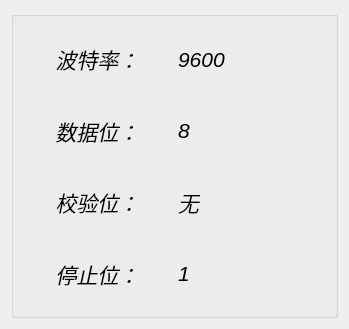
This is setting/setsystem/serialdata.ui in ChinaClever/BusBar-Qt as Qt 5 draws it before an edit. The edited form follows.
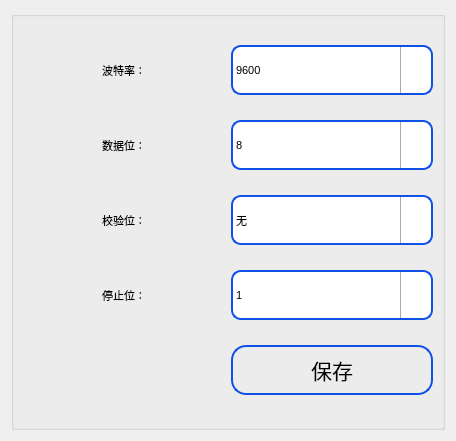
This is the edited form. Icons and pictures are not drawn.

```diff
--- a/setting/setsystem/serialdata.ui
+++ b/setting/setsystem/serialdata.ui
@@ -9,8 +9,8 @@
    <rect>
     <x>0</x>
     <y>0</y>
-    <width>349</width>
-    <height>329</height>
+    <width>456</width>
+    <height>441</height>
    </rect>
   </property>
   <property name="windowTitle">
@@ -22,21 +22,24 @@
   <layout class="QGridLayout" name="gridLayout_2">
    <item row="0" column="0">
     <widget class="QGroupBox" name="groupBox">
+     <property name="font">
+      <font>
+       <pointsize>8</pointsize>
+      </font>
+     </property>
      <property name="title">
       <string/>
      </property>
      <layout class="QGridLayout" name="gridLayout">
       <item row="0" column="0">
-       <layout class="QHBoxLayout" name="horizontalLayout">
-        <item>
          <widget class="QLabel" name="baudLab">
           <property name="enabled">
            <bool>true</bool>
           </property>
           <property name="font">
            <font>
-            <pointsize>16</pointsize>
-            <italic>true</italic>
+          <pointsize>8</pointsize>
+          <italic>false</italic>
            </font>
           </property>
           <property name="text">
@@ -47,32 +50,90 @@
           </property>
          </widget>
         </item>
-        <item>
-         <widget class="QLabel" name="baudLab_2">
-          <property name="enabled">
-           <bool>true</bool>
+      <item row="0" column="1">
+       <widget class="QComboBox" name="baudBox">
+        <property name="sizePolicy">
+         <sizepolicy hsizetype="Preferred" vsizetype="Fixed">
+          <horstretch>0</horstretch>
+          <verstretch>0</verstretch>
+         </sizepolicy>
+        </property>
+        <property name="minimumSize">
+         <size>
+          <width>0</width>
+          <height>0</height>
+         </size>
+        </property>
+        <property name="maximumSize">
+         <size>
+          <width>16777215</width>
+          <height>50</height>
+         </size>
           </property>
           <property name="font">
            <font>
-            <pointsize>16</pointsize>
-            <italic>true</italic>
-           </font>
-          </property>
+          <family>Ubuntu</family>
+          <pointsize>8</pointsize>
+          <italic>false</italic>
+          <bold>false</bold>
+         </font>
+        </property>
+        <property name="focusPolicy">
+         <enum>Qt::NoFocus</enum>
+        </property>
+        <property name="styleSheet">
+         <string notr="true">QComboBox{
+border:2px solid rgb(15,80,232);
+border-radius:10px;
+font: 8pt &quot;Ubuntu&quot;;
+}
+QComboBox::drop-down{
+subcontrol-origin:padding;
+subcontrol-position:top right;
+width:30px;
+border-left-width:1px;
+border-left-color:darkgray;
+border-left-style:solid;
+border-top-right-radius:3px;
+border-bottom-right-radius:3px;
+}
+QComboBox::down-arrow{
+image: url(:/new/prefix1/image/down.png);
+}</string>
+        </property>
+        <item>
           <property name="text">
            <string>9600</string>
           </property>
-         </widget>
-        </item>
-       </layout>
+        </item>
+        <item>
+         <property name="text">
+          <string>19200</string>
+         </property>
+        </item>
+        <item>
+         <property name="text">
+          <string>38400</string>
+         </property>
+        </item>
+        <item>
+         <property name="text">
+          <string>57600</string>
+         </property>
+        </item>
+        <item>
+         <property name="text">
+          <string>115200</string>
+         </property>
+        </item>
+       </widget>
       </item>
       <item row="1" column="0">
-       <layout class="QHBoxLayout" name="horizontalLayout_2">
-        <item>
          <widget class="QLabel" name="databitsLab">
           <property name="font">
            <font>
-            <pointsize>16</pointsize>
-            <italic>true</italic>
+          <pointsize>8</pointsize>
+          <italic>false</italic>
            </font>
           </property>
           <property name="text">
@@ -83,32 +144,82 @@
           </property>
          </widget>
         </item>
-        <item>
-         <widget class="QLabel" name="databitsLab_2">
-          <property name="enabled">
-           <bool>true</bool>
+      <item row="1" column="1">
+       <widget class="QComboBox" name="databitsBox">
+        <property name="minimumSize">
+         <size>
+          <width>0</width>
+          <height>0</height>
+         </size>
+        </property>
+        <property name="maximumSize">
+         <size>
+          <width>16777215</width>
+          <height>50</height>
+         </size>
           </property>
           <property name="font">
            <font>
-            <pointsize>16</pointsize>
-            <italic>true</italic>
-           </font>
-          </property>
+          <family>Ubuntu</family>
+          <pointsize>8</pointsize>
+          <italic>false</italic>
+          <bold>false</bold>
+         </font>
+        </property>
+        <property name="focusPolicy">
+         <enum>Qt::NoFocus</enum>
+        </property>
+        <property name="styleSheet">
+         <string notr="true">QComboBox{
+border:2px solid rgb(15,80,232);
+border-radius:10px;
+font: 8pt &quot;Ubuntu&quot;;
+}
+QComboBox::drop-down{
+subcontrol-origin:padding;
+subcontrol-position:top right;
+width:30px;
+border-left-width:1px;
+border-left-color:darkgray;
+border-left-style:solid;
+border-top-right-radius:3px;
+border-bottom-right-radius:3px;
+}
+QComboBox::down-arrow{
+image: url(:/new/prefix1/image/down.png);
+}</string>
+        </property>
+        <property name="currentIndex">
+         <number>3</number>
+        </property>
+        <item>
+         <property name="text">
+          <string>5</string>
+         </property>
+        </item>
+        <item>
+         <property name="text">
+          <string>6</string>
+         </property>
+        </item>
+        <item>
+         <property name="text">
+          <string>7</string>
+         </property>
+        </item>
+        <item>
           <property name="text">
            <string>8</string>
           </property>
-         </widget>
         </item>
-       </layout>
+       </widget>
       </item>
       <item row="2" column="0">
-       <layout class="QHBoxLayout" name="horizontalLayout_3">
-        <item>
-         <widget class="QLabel" name="checkbitsLab">
+       <widget class="QLabel" name="paritybitLab">
           <property name="font">
            <font>
-            <pointsize>16</pointsize>
-            <italic>true</italic>
+          <pointsize>8</pointsize>
+          <italic>false</italic>
            </font>
           </property>
           <property name="text">
@@ -119,32 +230,77 @@
           </property>
          </widget>
         </item>
-        <item>
-         <widget class="QLabel" name="checkbitsLab_2">
-          <property name="enabled">
-           <bool>true</bool>
+      <item row="2" column="1">
+       <widget class="QComboBox" name="paritybitBox">
+        <property name="minimumSize">
+         <size>
+          <width>0</width>
+          <height>0</height>
+         </size>
+        </property>
+        <property name="maximumSize">
+         <size>
+          <width>16777215</width>
+          <height>50</height>
+         </size>
           </property>
           <property name="font">
            <font>
-            <pointsize>16</pointsize>
-            <italic>true</italic>
-           </font>
-          </property>
+          <family>Ubuntu</family>
+          <pointsize>8</pointsize>
+          <italic>false</italic>
+          <bold>false</bold>
+         </font>
+        </property>
+        <property name="focusPolicy">
+         <enum>Qt::NoFocus</enum>
+        </property>
+        <property name="styleSheet">
+         <string notr="true">QComboBox{
+border:2px solid rgb(15,80,232);
+border-radius:10px;
+font: 8pt &quot;Ubuntu&quot;;
+}
+QComboBox::drop-down{
+subcontrol-origin:padding;
+subcontrol-position:top right;
+width:30px;
+border-left-width:1px;
+border-left-color:darkgray;
+border-left-style:solid;
+border-top-right-radius:3px;
+border-bottom-right-radius:3px;
+}
+QComboBox::down-arrow{
+image: url(:/new/prefix1/image/down.png);
+}</string>
+        </property>
+        <property name="currentIndex">
+         <number>0</number>
+        </property>
+        <item>
           <property name="text">
            <string>无</string>
           </property>
-         </widget>
-        </item>
-       </layout>
+        </item>
+        <item>
+         <property name="text">
+          <string>偶</string>
+         </property>
+        </item>
+        <item>
+         <property name="text">
+          <string>奇</string>
+         </property>
+        </item>
+       </widget>
       </item>
       <item row="3" column="0">
-       <layout class="QHBoxLayout" name="horizontalLayout_4">
-        <item>
          <widget class="QLabel" name="stopbitsLab">
           <property name="font">
            <font>
-            <pointsize>16</pointsize>
-            <italic>true</italic>
+          <pointsize>8</pointsize>
+          <italic>false</italic>
            </font>
           </property>
           <property name="text">
@@ -155,23 +311,89 @@
           </property>
          </widget>
         </item>
-        <item>
-         <widget class="QLabel" name="stopbitsLab_2">
-          <property name="enabled">
-           <bool>true</bool>
+      <item row="3" column="1">
+       <widget class="QComboBox" name="stopbitsBox">
+        <property name="minimumSize">
+         <size>
+          <width>0</width>
+          <height>0</height>
+         </size>
+        </property>
+        <property name="maximumSize">
+         <size>
+          <width>16777215</width>
+          <height>50</height>
+         </size>
           </property>
           <property name="font">
            <font>
-            <pointsize>16</pointsize>
-            <italic>true</italic>
-           </font>
-          </property>
+          <family>Ubuntu</family>
+          <pointsize>8</pointsize>
+          <italic>false</italic>
+          <bold>false</bold>
+         </font>
+        </property>
+        <property name="focusPolicy">
+         <enum>Qt::NoFocus</enum>
+        </property>
+        <property name="styleSheet">
+         <string notr="true">QComboBox{
+border:2px solid rgb(15,80,232);
+border-radius:10px;
+font: 8pt &quot;Ubuntu&quot;;
+}
+QComboBox::drop-down{
+subcontrol-origin:padding;
+subcontrol-position:top right;
+width:30px;
+border-left-width:1px;
+border-left-color:darkgray;
+border-left-style:solid;
+border-top-right-radius:3px;
+border-bottom-right-radius:3px;
+}
+QComboBox::down-arrow{
+image: url(:/new/prefix1/image/down.png);
+}</string>
+        </property>
+        <property name="currentIndex">
+         <number>0</number>
+        </property>
+        <item>
           <property name="text">
            <string>1</string>
           </property>
-         </widget>
-        </item>
-       </layout>
+        </item>
+        <item>
+         <property name="text">
+          <string>2</string>
+         </property>
+        </item>
+       </widget>
+      </item>
+      <item row="4" column="1">
+       <widget class="QPushButton" name="saveBtn">
+        <property name="minimumSize">
+         <size>
+          <width>0</width>
+          <height>50</height>
+         </size>
+        </property>
+        <property name="font">
+         <font>
+          <pointsize>16</pointsize>
+         </font>
+        </property>
+        <property name="styleSheet">
+         <string notr="true">QPushButton{
+border:2px solid rgb(15,80,232);
+border-radius:15px
+}</string>
+        </property>
+        <property name="text">
+         <string>保存</string>
+        </property>
+       </widget>
       </item>
      </layout>
     </widget>
```
Lines whose indentation alone changed are shown as unchanged.
